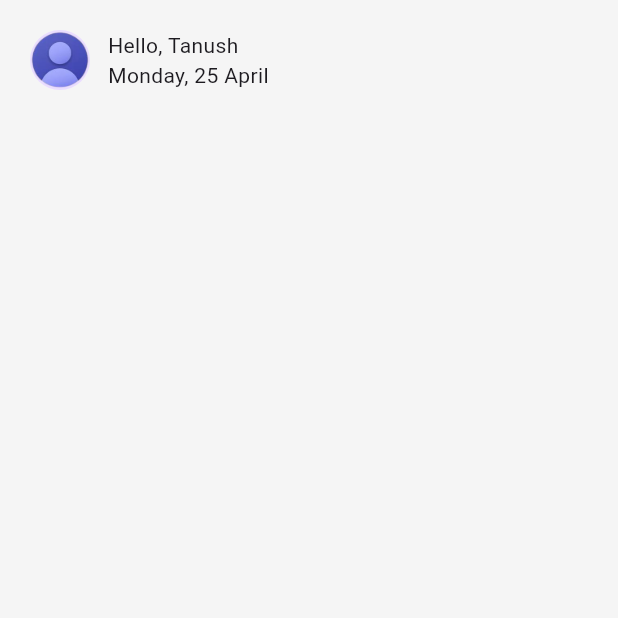
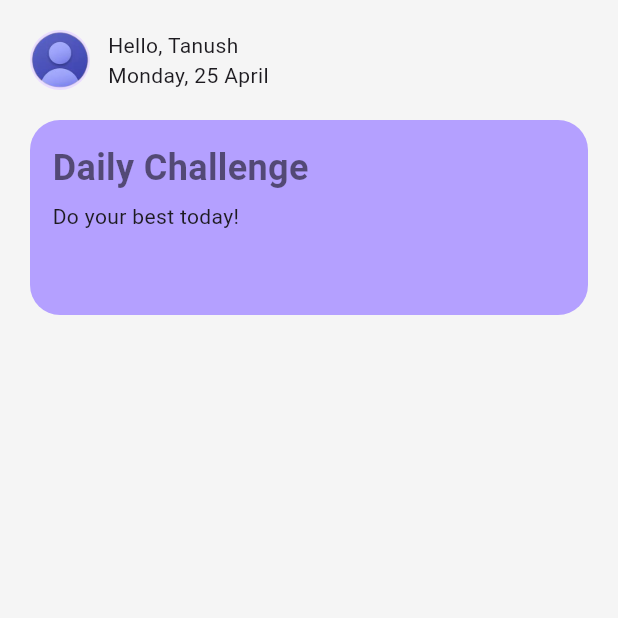
Before and after one commit to devspark-2501/Flutter-Mobile-UI-Designs, a Flutter app: the screen it shows after launch, on a phone screen of 412 x 824 dp, the top half of it. Run offline on Flutter 3.47's test engine with Material 3 defaults, Android fonts, the phone set to English and light mode, and no system bars.

Commit message:
daily_challange, static calnder Widget created

```diff
--- a/lib/Widget/daily_challange.dart
+++ b/lib/Widget/daily_challange.dart
@@ -4,8 +4,35 @@ class DailyChallange extends StatelessWidget {
   @override
   Widget build(BuildContext context) {
     // TODO: implement build
-    return Row(
-      children: [],
+    return Container(
+      width: double.infinity,
+      height: 130,
+
+      decoration: BoxDecoration(
+        color: Color(0xFFB4A0FF),
+        borderRadius: BorderRadius.circular(20),
+      ),
+
+      padding: EdgeInsets.all(15),
+
+      child: Column(
+        crossAxisAlignment: CrossAxisAlignment.start,
+
+        children: [
+            Text("Daily Challenge",
+              style: TextStyle(
+                color: Colors.black54,
+                fontSize: 24,
+                fontWeight: FontWeight.bold,
+              ),
+            ),
+          SizedBox(height: 5),
+
+          Text(
+            'Do your best today!',
+          ),
+        ],
+      ),
     );
   }
 }
--- /dev/null
+++ b/lib/Widget/date_selector.dart
@@ -0,0 +1,11 @@
+import 'package:flutter/material.dart';
+
+class DateSelector extends StatelessWidget {
+  @override
+  Widget build(BuildContext context) {
+    // TODO: implement build
+    return Row(
+      children: [],
+    );
+  }
+}
--- a/lib/main.dart
+++ b/lib/main.dart
@@ -2,6 +2,7 @@ import 'package:flutter/material.dart';
 
 import 'package:ui_design/Widget/daily_challange.dart';
 import 'Widget/header.dart';
+import 'Widget/date_selector.dart';
 
 
 void main() {
@@ -33,8 +34,10 @@ class HomeCode extends StatelessWidget {
               child: Column(
                 children: [
                   Header(),
+                  SizedBox(height: 20), // gives space between both Widget in final UI
+                  DailyChallange(),
 
-                  DailyChallange(),
+                  DateSelector(),
                 ],
               ),
           ),
```
